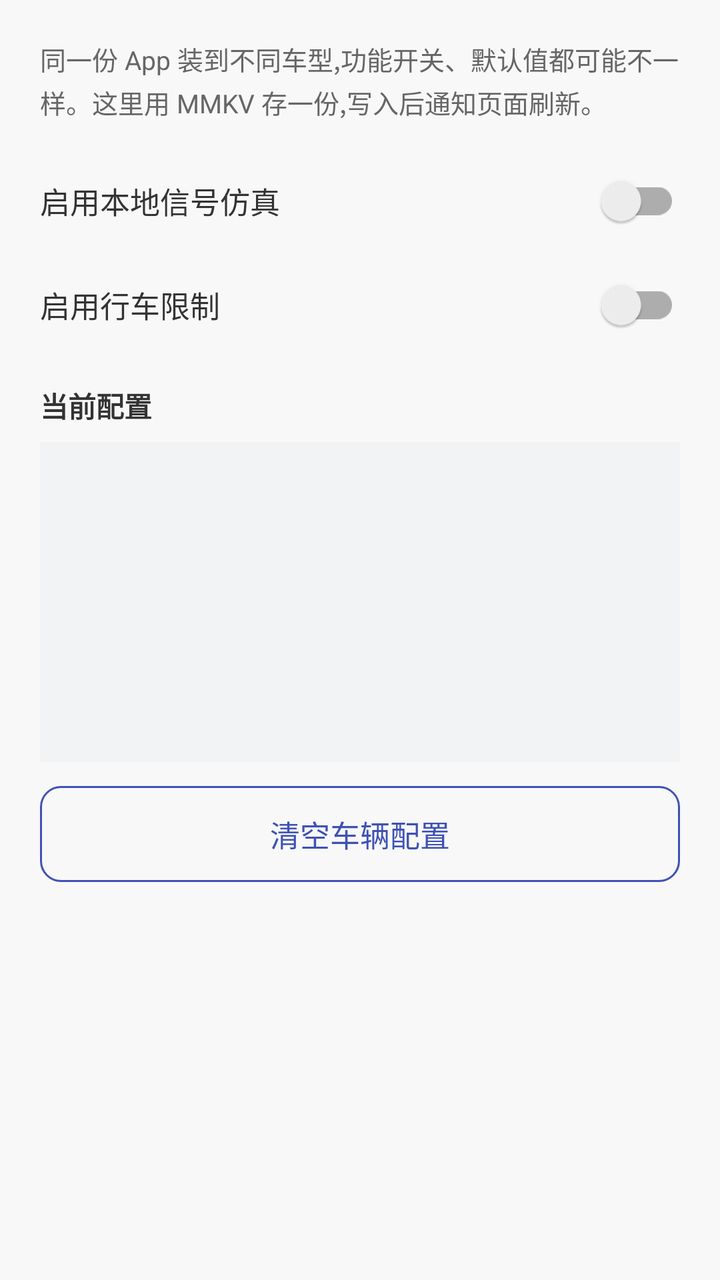
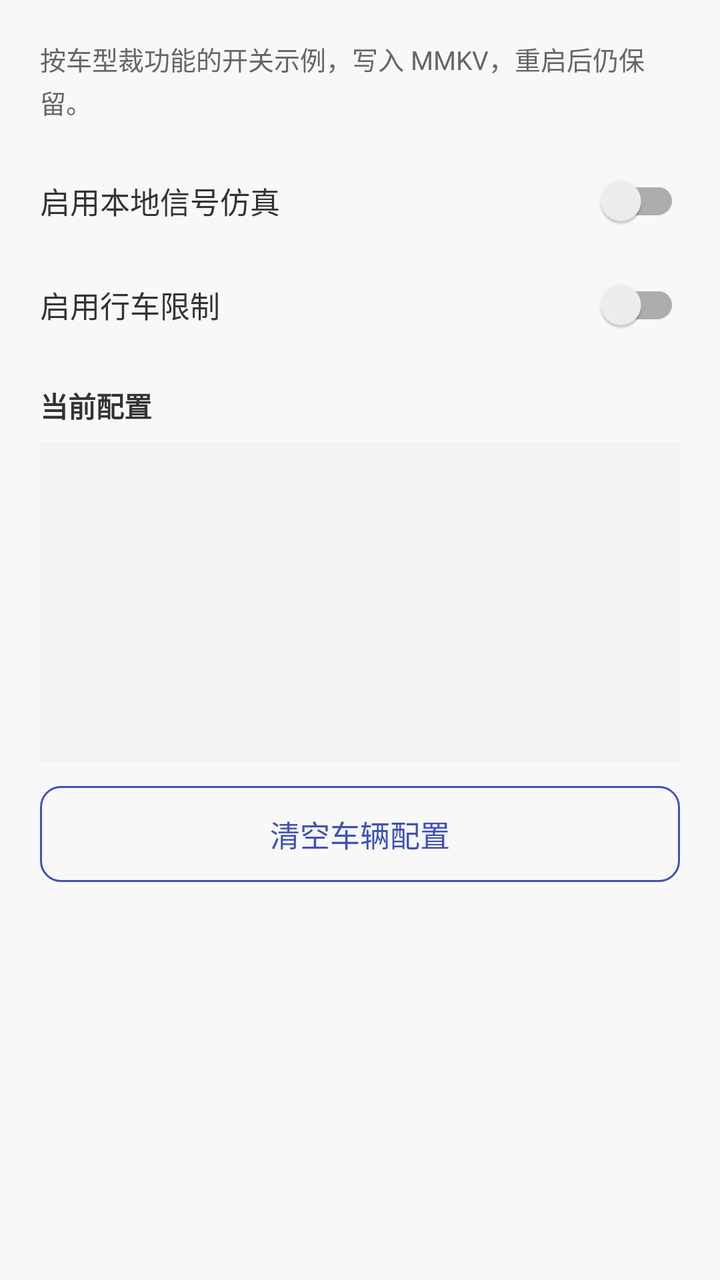

Compare the two renders of this Android layout. The source of the first and the diff that turns it into the second are given below.
<!-- AndroidManifest.xml: application theme MyAppTheme -->
<!-- res/layout/activity_vehicle_config_demo.xml -->
<?xml version="1.0" encoding="utf-8"?>
<ScrollView xmlns:android="http://schemas.android.com/apk/res/android"
    android:layout_width="match_parent"
    android:layout_height="match_parent"
    android:background="@color/skin_bg_page"
    android:fillViewport="true">

    <LinearLayout
        android:layout_width="match_parent"
        android:layout_height="wrap_content"
        android:orientation="vertical"
        android:padding="20dp">

        <TextView
            android:layout_width="match_parent"
            android:layout_height="wrap_content"
            android:lineSpacingExtra="3dp"
            android:text="同一份 App 装到不同车型,功能开关、默认值都可能不一样。这里用 MMKV 存一份,写入后通知页面刷新。"
            android:textColor="@color/skin_text_secondary"
            android:textSize="13sp" />

        <com.google.android.material.switchmaterial.SwitchMaterial
            android:id="@+id/swSimulation"
            android:layout_width="match_parent"
            android:layout_height="wrap_content"
            android:layout_marginTop="16dp"
            android:minHeight="48dp"
            android:text="启用本地信号仿真"
            android:textColor="@color/skin_text_primary"
            android:textSize="15sp" />

        <com.google.android.material.switchmaterial.SwitchMaterial
            android:id="@+id/swDriveLock"
            android:layout_width="match_parent"
            android:layout_height="wrap_content"
            android:layout_marginTop="4dp"
            android:minHeight="48dp"
            android:text="启用行车限制"
            android:textColor="@color/skin_text_primary"
            android:textSize="15sp" />

        <TextView
            android:layout_width="match_parent"
            android:layout_height="wrap_content"
            android:layout_marginTop="16dp"
            android:text="当前配置"
            android:textColor="@color/skin_text_primary"
            android:textSize="14sp"
            android:textStyle="bold" />

        <TextView
            android:id="@+id/tvSnapshot"
            android:layout_width="match_parent"
            android:layout_height="wrap_content"
            android:layout_marginTop="8dp"
            android:background="@color/skin_bg_chip"
            android:fontFamily="monospace"
            android:lineSpacingExtra="4dp"
            android:minHeight="160dp"
            android:padding="12dp"
            android:textColor="@color/skin_text_primary"
            android:textSize="13sp" />

        <Button
            android:id="@+id/btnClear"
            android:layout_width="match_parent"
            android:layout_height="48dp"
            android:layout_marginTop="12dp"
            android:background="@drawable/demo_bg_button_outline"
            android:text="清空车辆配置"
            android:textAllCaps="false"
            android:textColor="@color/skin_accent"
            android:textSize="15sp" />

    </LinearLayout>

</ScrollView>
<!-- resources referenced by this layout -->
<resources>
  <color name="skin_accent">#FF3F51B5</color>
  <color name="skin_bg_chip">#FFF2F3F5</color>
  <color name="skin_bg_page">#FFF8F8F8</color>
  <color name="skin_text_primary">#FF333333</color>
  <color name="skin_text_secondary">#FF666666</color>
  <!-- drawable demo_bg_button_outline (drawable) -->
  <?xml version="1.0" encoding="utf-8"?>
  <selector xmlns:android="http://schemas.android.com/apk/res/android">
  
      <item android:state_pressed="true">
          <shape android:shape="rectangle">
              <solid android:color="@color/demo_outline_pressed" />
              <stroke
                  android:width="@dimen/dimen_1"
                  android:color="@color/colorPrimary" />
              <corners android:radius="@dimen/dimen_10" />
          </shape>
      </item>
  
      <item>
          <shape android:shape="rectangle">
              <solid android:color="@color/transparent" />
              <stroke
                  android:width="@dimen/dimen_1"
                  android:color="@color/colorPrimary" />
              <corners android:radius="@dimen/dimen_10" />
          </shape>
      </item>
  
  </selector>
  <style name="MyAppTheme" parent="AppTheme">
          
          <item name="android:windowAnimationStyle">@style/ActivityAnimTheme</item>
      </style>
  <color name="demo_outline_pressed">#1A3F51B5</color>
  <dimen name="dimen_1">1dp</dimen>
  <color name="colorPrimary">#3F51B5</color>
  <dimen name="dimen_10">10dp</dimen>
  <color name="transparent">#00000000</color>
  <style name="AppTheme" parent="Theme.AppCompat.Light.NoActionBar">
          
          <item name="colorPrimary">@color/colorPrimary</item>
          <item name="colorPrimaryDark">@color/colorPrimaryDark</item>
          <item name="colorAccent">@color/colorAccent</item>
          <item name="android:windowBackground">@color/white</item>
      </style>
  <style name="ActivityAnimTheme" parent="@android:style/Animation.Activity">
          <item name="android:activityOpenEnterAnimation">@anim/abs_activity_open_enter</item>
          <item name="android:activityOpenExitAnimation">@anim/abs_activity_open_exit</item>
          <item name="android:activityCloseEnterAnimation">@anim/abs_activity_close_enter</item>
          <item name="android:activityCloseExitAnimation">@anim/abs_activity_close_exit</item>
      </style>
  <color name="colorPrimaryDark">#303F9F</color>
  <color name="colorAccent">#FF4081</color>
  <color name="white">#FFFFFF</color>
</resources>

<!-- the commit's change to res/layout/activity_vehicle_config_demo.xml (unified diff, before → after) -->
@@ -15,7 +15,7 @@
             android:layout_width="match_parent"
             android:layout_height="wrap_content"
             android:lineSpacingExtra="3dp"
-            android:text="同一份 App 装到不同车型,功能开关、默认值都可能不一样。这里用 MMKV 存一份,写入后通知页面刷新。"
+            android:text="按车型裁功能的开关示例，写入 MMKV，重启后仍保留。"
             android:textColor="@color/skin_text_secondary"
             android:textSize="13sp" />
 
